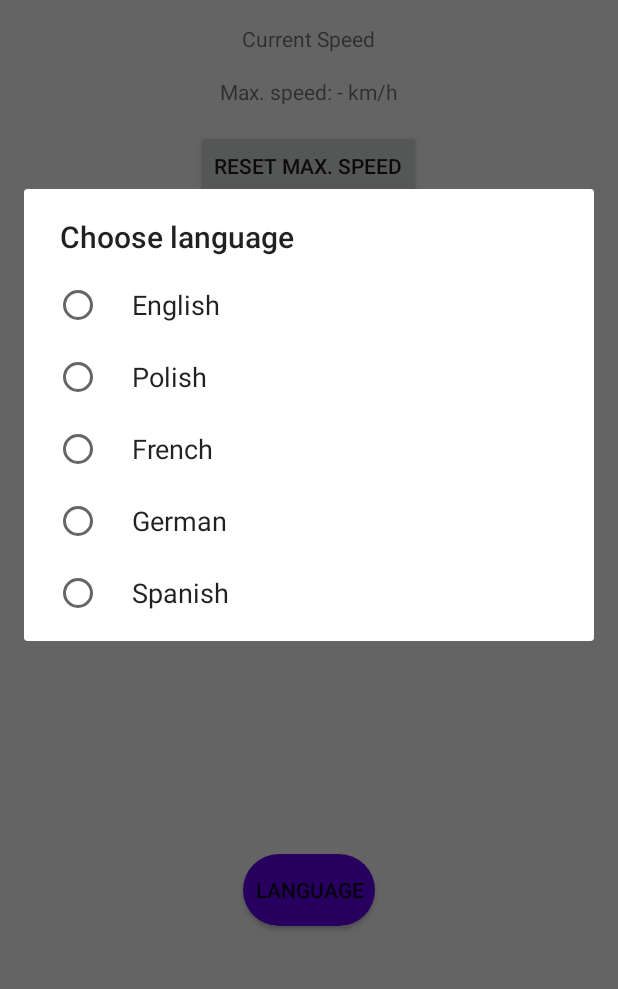
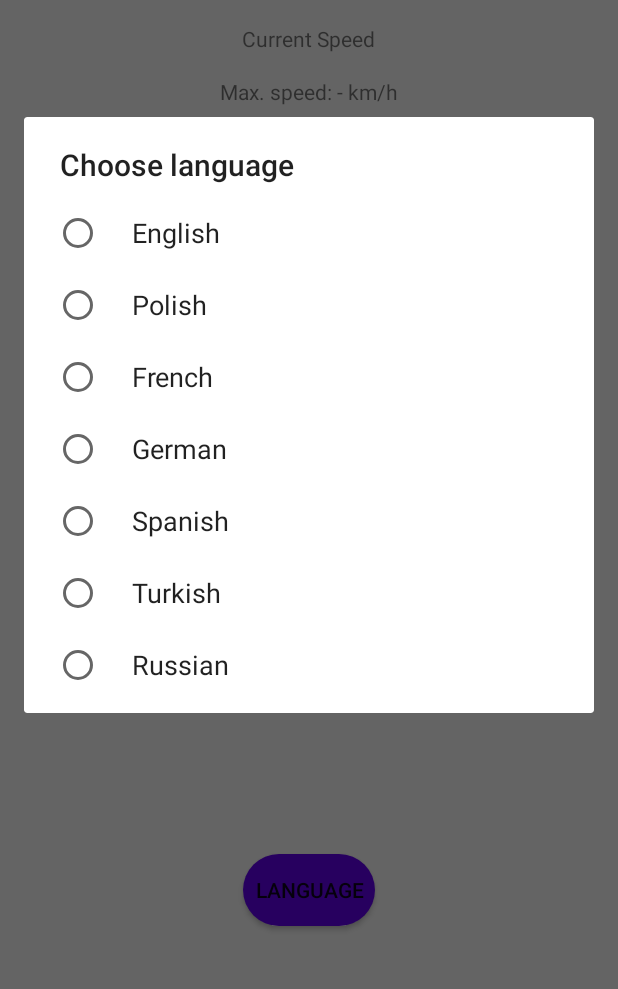
Before and after one commit to FuzzyWuzzy8/Speedo, an Android app: the screen it shows after launch (MainActivity), after a tap on "LANGUAGE", on a phone screen of 412 x 824 dp, the part 203-1192 px from its top. Run offline under Robolectric (Android 15) with nearby library versions, the phone set to English and light mode, and no system bars; 2 other taps on this screen came first.

Commit message:
Update locale

```diff
--- a/app/src/main/java/pl/pue/air/speedo/MainActivity.java
+++ b/app/src/main/java/pl/pue/air/speedo/MainActivity.java
@@ -300,7 +300,7 @@ public class MainActivity extends AppCompatActivity {
     }
 
     private void showChangeLanguageDialog() {
-        final String[] listItems = {"English", "Polish", "French", "German", "Spanish"};
+        final String[] listItems = {"English", "Polish", "French", "German", "Spanish", "Turkish", "Russian"};
         AlertDialog.Builder mBuilder = new AlertDialog.Builder(MainActivity.this);
         mBuilder.setTitle("Choose language");
         mBuilder.setSingleChoiceItems(listItems, -1, new DialogInterface.OnClickListener(){
--- a/app/src/main/res/values/strings.xml
+++ b/app/src/main/res/values/strings.xml
@@ -8,8 +8,8 @@
     <string name="reset_distance">Reset distance</string>
     <string name="noSatellites">Number of Satellites</string>
     <string name="play">Play!</string>
-    <string name="kmh"> km/h</string>
-    <string name="m"> m</string>
+    <string name="kmh" translatable="false"> km/h</string>
+    <string name="m" translatable="false"> m</string>
     <string name="accessRightsGranted">Access Rights Granted</string>
     <string name="accessRightsNOTgranted">Access Rights NOT Granted</string>
     <string name="language">Language</string>
```
Also changed, not shown: 3 other files.
